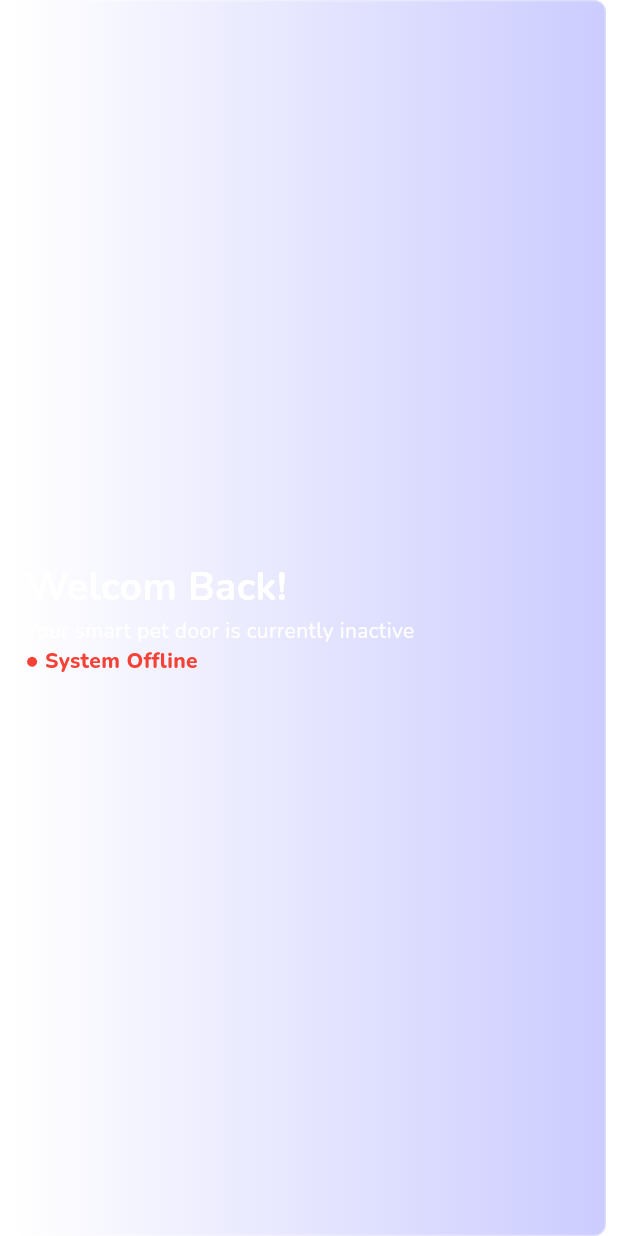
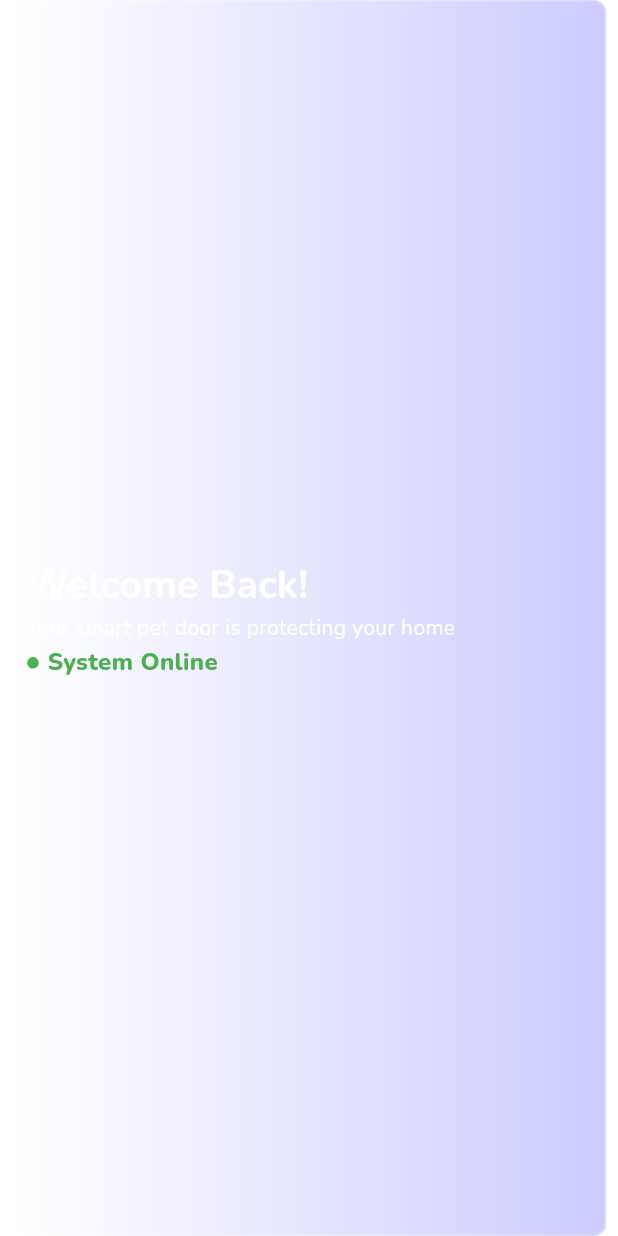
Before and after one commit to Ido-Badash/petpass-app, a Flutter app: the SysStatusSection widget shown alone on an empty page, opened directly, on a phone screen of 412 x 824 dp. Run offline on Flutter 3.47's test engine with Material 3 defaults, Android fonts, the light colour scheme and no system bars; our stand-ins replace cloud_firestore, firebase_core, google_fonts, smooth_page_indicator; missing offline and left inert: floating_animation, flutter_glow, scanning_effect; accounts and stored records are empty.

Commit message:
✨ Add Firebase configuration files and implement door status checking: create .firebaserc and database.rules.json, update firebase.json structure, refactor DoorStatusChecker for async status checks, and enhance SysStatusSection with new status retrieval method.

```diff
--- /dev/null
+++ b/database.rules.json
@@ -0,0 +1,6 @@
+{
+  "rules": {
+    ".read": true,
+    ".write": true
+  }
+}
--- a/lib/data/services/check_status.dart
+++ b/lib/data/services/check_status.dart
@@ -5,21 +5,14 @@
 */
 
 class DoorStatusChecker {
-  static bool checkDoorStatus() {
-    // Check for errors
-    final bool haveErrors = checkForErrors();
+  static Future<bool> get status async =>
+      !await checkForErrors() && await checkForConnection();
 
-    // Check if the door is online
-    final bool isOnline = checkForConnection();
-
-    return !haveErrors && isOnline;
-  }
-
-  static bool checkForErrors() {
+  static Future<bool> checkForErrors() async {
     return false; // No errors
   }
 
-  static bool checkForConnection() {
+  static Future<bool> checkForConnection() async {
     return true; // Connection is online
   }
 }
--- a/lib/views/guide/guide_view.dart
+++ b/lib/views/guide/guide_view.dart
@@ -28,9 +28,8 @@
 
   void _onDonePressed(BuildContext context) {
     // flag finishedGuide in DB as true
-    FirebaseFirestore.instance.collection("flags").add({
+    FirebaseFirestore.instance.collection("flags").doc("main").set({
       "finishedGuide": true,
-      "timestamp": FieldValue.serverTimestamp(),
     });
 
     // Go to home page
--- a/lib/views/home/widgets/sys_status_section.dart
+++ b/lib/views/home/widgets/sys_status_section.dart
@@ -1,6 +1,6 @@
-import "package:cloud_firestore/cloud_firestore.dart";
 import "package:flutter/material.dart";
 import "package:petpass/core/widgets/default_circular_progress_indicator.dart";
+import "package:petpass/data/services/check_status.dart";
 
 class SysStatusSection extends StatelessWidget {
   const SysStatusSection({super.key});
@@ -19,18 +19,7 @@
     );
   }
 
-  Future<bool> getSysStatus() async {
-    final QuerySnapshot snapshot = await FirebaseFirestore.instance
-        .collection("/door")
-        .orderBy("timestamp")
-        .limit(1)
-        .get();
-    if (snapshot.docs.isEmpty) {
-      return false;
-    }
-    final doc = snapshot.docs.first;
-    return doc["status"] == "online";
-  }
+  Future<bool> getSysStatus() => DoorStatusChecker.status;
 
   Widget _buildContainer(BuildContext context, bool sysStatus) {
     return Container(
@@ -67,7 +56,7 @@
 
   Widget _buildWelcomeText() {
     return const Text(
-      "Welcom Back!",
+      "Welcome Back!",
       style: TextStyle(
         color: Colors.white,
         fontSize: 26,
@@ -90,7 +79,7 @@
       "● System ${sysStatus ? "Online" : "Offline"}",
       style: TextStyle(
         color: sysStatus ? Colors.green : Colors.red,
-        fontSize: 14,
+        fontSize: 16,
         fontWeight: FontWeight.w800,
       ),
     );
```
Also changed, not shown: lib/data/services/db_helpers.dart (deleted, +0 -19 lines), lib/main.dart (+5 -10 lines), lib/views/home/home_view.dart (+0 -17 lines), firebase.json, lib/views/welcome_view.dart (added), lib/views/widgets/todays_activity_section.dart (added), 1 other file.
